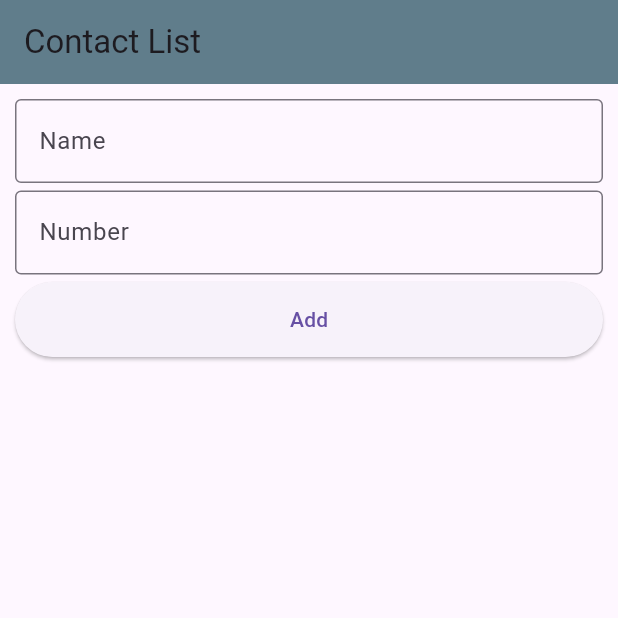
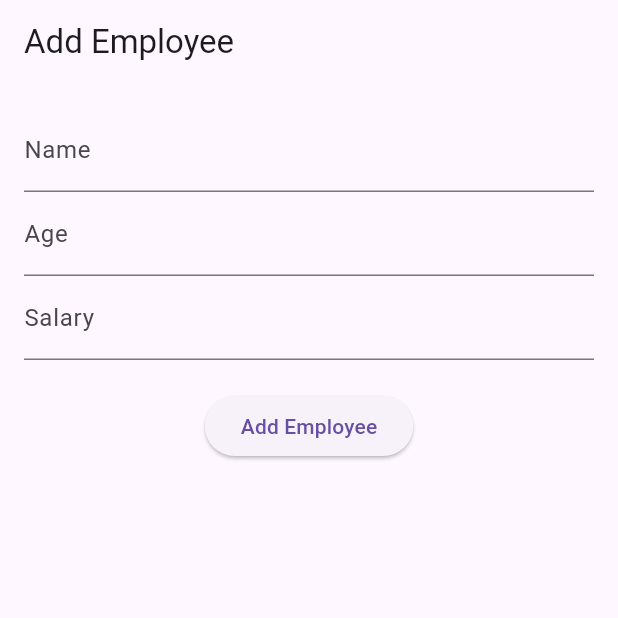
Before and after one commit to siam448k/assignment_2, a Flutter app: the screen it shows after launch, on a phone screen of 412 x 824 dp, the top half of it. Run offline on Flutter 3.47's test engine with Material 3 defaults, Android fonts, the phone set to English and light mode, and no system bars.

Commit message:
Assingment 2

```diff
--- a/lib/main.dart
+++ b/lib/main.dart
@@ -1,160 +1,92 @@
 import 'package:flutter/material.dart';
 
-void main() {
-  runApp(MyApp());
-}
+void main() => runApp(MyApp());
 
 class MyApp extends StatelessWidget {
   @override
   Widget build(BuildContext context) {
     return MaterialApp(
-      debugShowCheckedModeBanner: false,
-      home: ContactListScreen(),
+      home: AddEmployeeScreen(),
     );
   }
 }
 
-class ContactListScreen extends StatefulWidget {
+class AddEmployeeScreen extends StatefulWidget {
   @override
-  _ContactListScreenState createState() => _ContactListScreenState();
+  _AddEmployeeScreenState createState() => _AddEmployeeScreenState();
 }
 
-class _ContactListScreenState extends State<ContactListScreen> {
-  final TextEditingController nameController
-                            = TextEditingController();
-  final TextEditingController numberController
-                            = TextEditingController();
-  List<Map<String, String>> contactList = [];
+class _AddEmployeeScreenState
+    extends State<AddEmployeeScreen> {
+  final _formKey = GlobalKey<FormState>();
+  final _nameController = TextEditingController();
+  final _ageController = TextEditingController();
+  final _salaryController = TextEditingController();
 
-  void addContact() {
-    String name =
-                nameController.text.trim();
-    String number =
-                numberController.text.trim();
-    if (name.isNotEmpty && number.isNotEmpty) {
-      setState(() {
-        contactList.add({'name': name,
-                        'number': number});
-      });
-      nameController.clear();
-      numberController.clear();
+  void _addEmployee() {
+    if (_formKey.currentState!.validate()) {
+      print('Name: ${_nameController.text},'
+          ' Age: ${_ageController.text},'
+          ' Salary: ${_salaryController.text}');
     }
   }
 
-  void deleteContact(int index) {
-    showDialog(
-      context: context,
-      builder: (context) => AlertDialog(
-        title: Text("Confirmation"),
-        content: Text("Are you sure for Delete?"),
-        actions: [
-          TextButton(
-            onPressed: () =>
-                           Navigator.of(context).pop(),
-            child: Text("Cancel"),
+  @override
+  Widget build(BuildContext context) {
+    return Scaffold(
+      appBar: AppBar(title: Text('Add Employee')),
+
+
+      body: Padding(
+        padding: EdgeInsets.all(16.0),
+        child: Form(
+          key: _formKey,
+          child: Column(
+            children: [
+              TextFormField(
+                controller: _nameController,
+
+
+                decoration: InputDecoration(labelText: 'Name'),
+                validator: (value) => value!.isEmpty ? 'Enter a name' : null,
+              ),
+
+
+              TextFormField(
+                controller: _ageController,
+                decoration: InputDecoration(labelText: 'Age'),
+                keyboardType: TextInputType.number,
+                validator: (value) => value!.isEmpty || int.tryParse(value) == null ? 'Enter a valid age' : null,
+              ),
+
+
+              TextFormField(
+                controller: _salaryController,
+                decoration: InputDecoration(labelText: 'Salary'),
+                keyboardType: TextInputType.number,
+                validator: (value) => value!.isEmpty || double.tryParse(value) == null ? 'Enter a valid salary' : null,
+              ),
+
+
+              SizedBox(height: 20),
+              ElevatedButton(
+                onPressed: _addEmployee,
+                child: Text('Add Employee'),
+
+
+              ),
+            ],
           ),
-          TextButton(
-            onPressed: () {
-              setState(() {
-                contactList.removeAt(index);
-              });
-              Navigator.of(context).pop();
-            },
-            child: Text("Delete", style: TextStyle(color: Colors.red)),
-          ),
-        ],
+        ),
       ),
     );
   }
 
   @override
-  Widget build(BuildContext context) {
-    return Scaffold(
-
-
-      appBar: AppBar(
-        title: Text("Contact List"),
-        backgroundColor: Colors.blueGrey,
-      ),
-      body: Padding(
-        padding: const EdgeInsets.all(10.0),
-        child: Column(
-          children: [
-
-
-            TextField(
-              controller: nameController,
-              decoration: InputDecoration(
-                labelText: "Name",
-                border: OutlineInputBorder(),
-              ),
-            ),
-            SizedBox(height: 5),
-
-
-            TextField(
-              controller: numberController,
-              decoration: InputDecoration(
-                labelText: "Number",
-                border: OutlineInputBorder(),
-              ),
-              keyboardType: TextInputType.phone,
-            ),
-            SizedBox(height: 5),
-
-
-            ElevatedButton(
-              onPressed: addContact,
-              child: Text("Add"),
-              style: ElevatedButton.styleFrom(
-                minimumSize: Size(double.infinity, 50),
-              ),
-            ),
-            SizedBox(height: 20),
-            Expanded(
-              child: ListView.builder(
-              itemCount: contactList.length,
-              itemBuilder: (context, index) {
-              return Card(
-              child: ListTile(
-              leading: CircleAvatar(
-              child: Icon(Icons.person),
-                      ),
-
-
-                      title: Text(
-                        contactList[index]['name']!,
-                        style: TextStyle(fontWeight: FontWeight.bold),
-                      ),
-
-
-                      subtitle: Text(contactList[index]['number']!),
-                      trailing: Row(
-                        mainAxisSize: MainAxisSize.min,
-                        children: [
-
-
-                          IconButton(
-                            icon: Icon(Icons.call, color: Colors.blue),
-                            onPressed: () {
-
-                            },
-                          ),
-                          IconButton(
-                            icon: Icon(Icons.delete, color: Colors.red),
-                            onPressed: () => deleteContact(index),
-                          ),
-                        ],
-                      ),
-                      onLongPress: () => deleteContact(index),
-                    ),
-                  );
-                },
-              ),
-            ),
-          ],
-        ),
-      ),
-    );
+  void dispose() {
+    _nameController.dispose();
+    _ageController.dispose();
+    _salaryController.dispose();
+    super.dispose();
   }
 }
```
